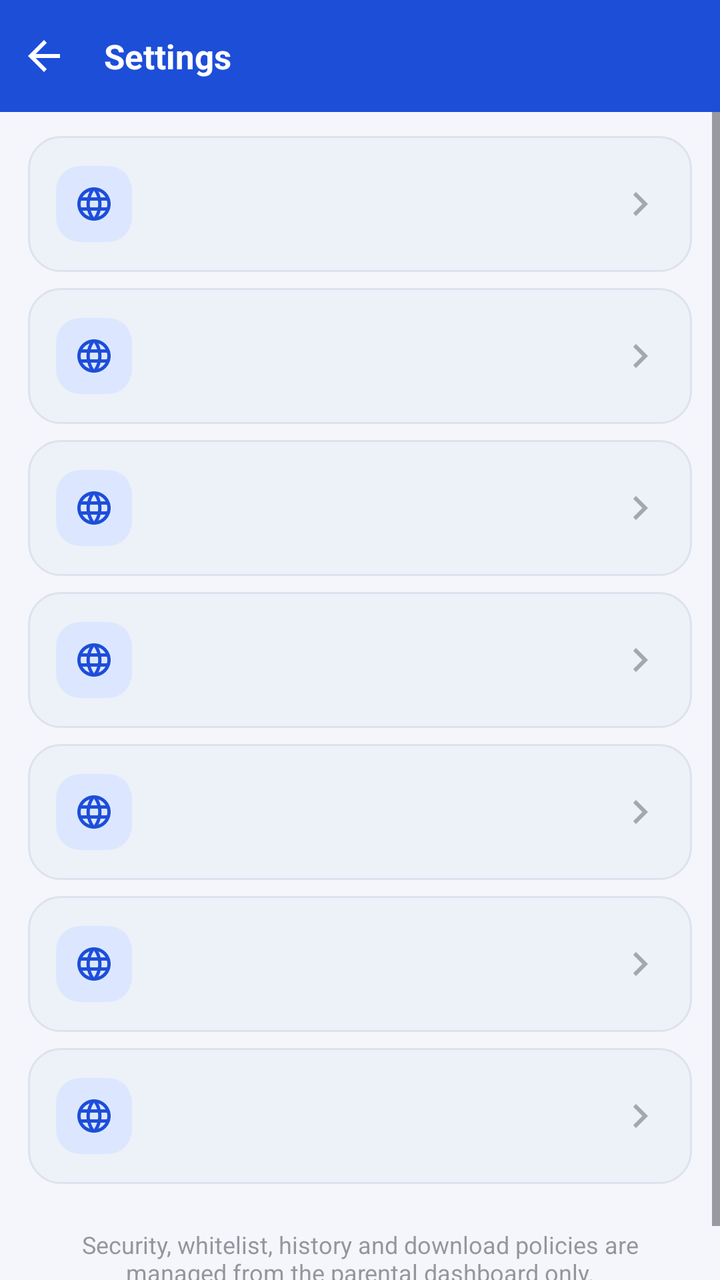
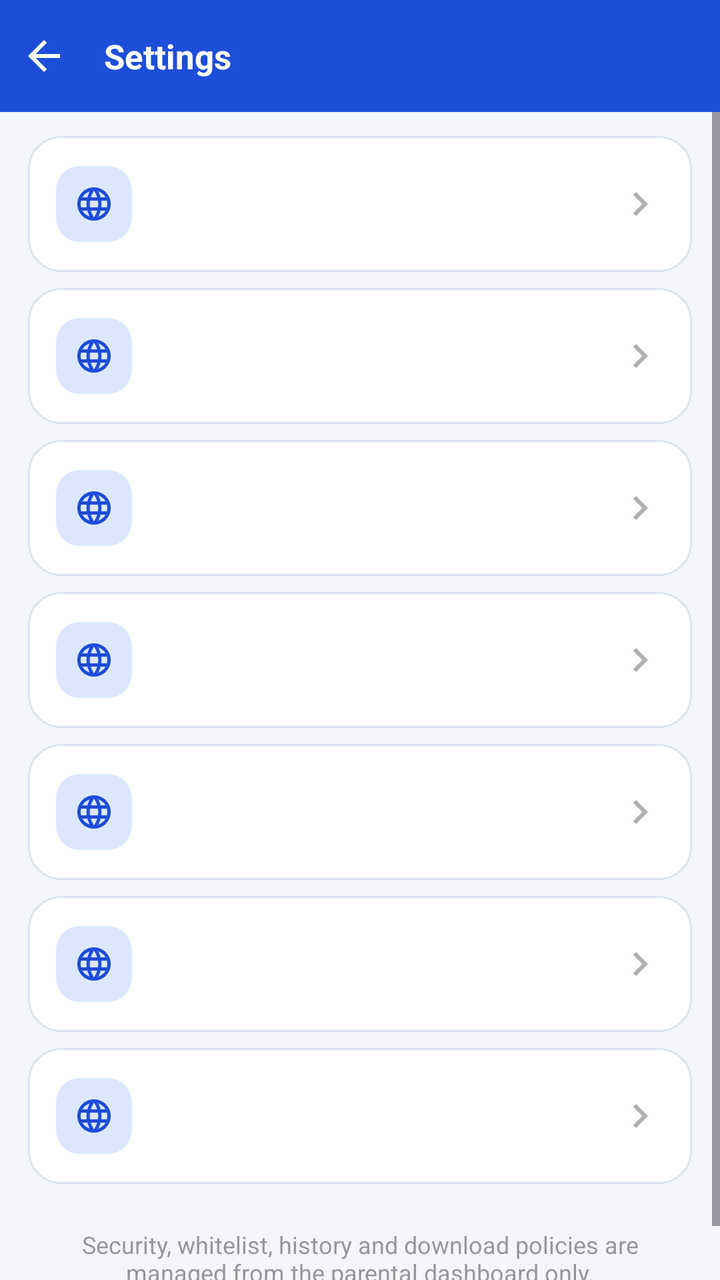

Screens rendered from an Android XML layout before and after an edit, with the pre-edit source and the edit as a unified diff.
<!-- AndroidManifest.xml: application theme Theme.SecureBrowser -->
<!-- res/layout/activity_settings.xml -->
<?xml version="1.0" encoding="utf-8"?>
<LinearLayout xmlns:android="http://schemas.android.com/apk/res/android"
    android:layout_width="match_parent"
    android:layout_height="match_parent"
    android:background="?android:attr/colorBackground"
    android:orientation="vertical">

    <LinearLayout
        android:layout_width="match_parent"
        android:layout_height="56dp"
        android:background="?attr/colorPrimary"
        android:gravity="center_vertical"
        android:orientation="horizontal">

        <ImageButton
            android:id="@+id/btnToolbarBack"
            android:layout_width="44dp"
            android:layout_height="44dp"
            android:background="?attr/selectableItemBackgroundBorderless"
            android:contentDescription="@string/cd_back"
            android:src="@drawable/ic_back"
            android:tint="@color/browserBarForeground" />

        <TextView
            android:layout_width="0dp"
            android:layout_height="wrap_content"
            android:layout_marginStart="8dp"
            android:layout_weight="1"
            android:ellipsize="end"
            android:maxLines="1"
            android:text="@string/settings_title"
            android:textColor="@color/browserBarForeground"
            android:textSize="17sp"
            android:textStyle="bold" />
    </LinearLayout>

    <ScrollView
        android:layout_width="match_parent"
        android:layout_height="match_parent">

        <LinearLayout
            android:layout_width="match_parent"
            android:layout_height="wrap_content"
            android:orientation="vertical"
            android:paddingBottom="24dp">

            <LinearLayout
                android:layout_width="match_parent"
                android:layout_height="wrap_content"
                android:orientation="vertical"
                android:paddingHorizontal="2dp"
                android:paddingTop="8dp">

                <include
                    android:id="@+id/cardTheme"
                    layout="@layout/row_action_card" />

                <include
                    android:id="@+id/cardLanguage"
                    layout="@layout/row_action_card" />

                <include
                    android:id="@+id/cardSearchEngine"
                    layout="@layout/row_action_card" />

                <include
                    android:id="@+id/cardBlockSearchEngine"
                    layout="@layout/row_action_card" />

                <include
                    android:id="@+id/cardHomepage"
                    layout="@layout/row_action_card" />

                <include
                    android:id="@+id/cardZoom"
                    layout="@layout/row_action_card" />

                <include
                    android:id="@+id/cardAppUpdate"
                    layout="@layout/row_action_card" />
            </LinearLayout>

            <TextView
                android:id="@+id/settingsNote"
                android:layout_width="match_parent"
                android:layout_height="wrap_content"
                android:layout_marginTop="18dp"
                android:alpha="0.55"
                android:gravity="center"
                android:paddingHorizontal="22dp"
                android:text="@string/settings_note"
                android:textSize="12sp" />
        </LinearLayout>
    </ScrollView>
</LinearLayout>
<!-- res/layout/row_action_card.xml (included above) -->
<?xml version="1.0" encoding="utf-8"?>
<LinearLayout xmlns:android="http://schemas.android.com/apk/res/android"
    android:layout_width="match_parent"
    android:layout_height="wrap_content"
    android:layout_marginHorizontal="12dp"
    android:layout_marginVertical="4dp"
    android:background="@drawable/bg_section_card"
    android:clickable="true"
    android:focusable="true"
    android:foreground="?attr/selectableItemBackground"
    android:gravity="center_vertical"
    android:minHeight="68dp"
    android:orientation="horizontal"
    android:paddingHorizontal="14dp"
    android:paddingVertical="12dp">

    
    <FrameLayout
        android:layout_width="38dp"
        android:layout_height="38dp"
        android:background="@drawable/bg_icon_badge">

        <ImageView
            android:id="@+id/cardIcon"
            android:layout_width="20dp"
            android:layout_height="20dp"
            android:layout_gravity="center"
            android:importantForAccessibility="no"
            android:src="@drawable/ic_globe"
            android:tint="?attr/colorPrimary" />
    </FrameLayout>

    
    <LinearLayout
        android:layout_width="0dp"
        android:layout_height="wrap_content"
        android:layout_marginStart="14dp"
        android:layout_weight="1"
        android:orientation="vertical">

        <TextView
            android:id="@+id/cardTitle"
            android:layout_width="match_parent"
            android:layout_height="wrap_content"
            android:ellipsize="end"
            android:maxLines="2"
            android:textColor="?attr/colorOnBackground"
            android:textSize="15sp"
            android:textStyle="bold" />

        <TextView
            android:id="@+id/cardValue"
            android:layout_width="match_parent"
            android:layout_height="wrap_content"
            android:layout_marginTop="2dp"
            android:alpha="0.68"
            android:ellipsize="end"
            android:maxLines="2"
            android:textColor="?attr/colorOnBackground"
            android:textSize="12sp" />
    </LinearLayout>

    
    <ImageView
        android:layout_width="24dp"
        android:layout_height="24dp"
        android:alpha="0.35"
        android:importantForAccessibility="no"
        android:src="@drawable/ic_chevron_forward"
        android:tint="?attr/colorOnBackground" />
</LinearLayout>
<!-- resources referenced by this layout -->
<resources>
  <color name="browserBarForeground">#FFFFFF</color>
  <!-- drawable bg_section_card (drawable) -->
  <?xml version="1.0" encoding="utf-8"?>
  <shape xmlns:android="http://schemas.android.com/apk/res/android"
      android:shape="rectangle">
      <corners android:radius="16dp" />
      <solid android:color="?attr/colorSurfaceVariant" />
      <stroke
          android:width="1dp"
          android:color="?attr/colorOutlineVariant" />
  </shape>
  <string name="cd_back">Back</string>
  <string name="settings_title">Settings</string>
  <style name="Theme.SecureBrowser" parent="Theme.Material3.DayNight.NoActionBar">
          
          <item name="colorPrimary">@color/colorPrimary</item>
          <item name="colorOnPrimary">@color/colorOnPrimary</item>
          <item name="colorPrimaryContainer">@color/colorPrimaryContainer</item>
          <item name="colorOnPrimaryContainer">@color/colorOnPrimaryContainer</item>
          <item name="colorSecondary">@color/colorSecondary</item>
          <item name="colorOnSecondary">@color/colorOnSecondary</item>
          <item name="colorSecondaryContainer">@color/colorSecondaryContainer</item>
          <item name="colorOnSecondaryContainer">@color/colorOnSecondaryContainer</item>
          <item name="colorError">@color/colorError</item>
          <item name="colorOnError">@color/colorOnError</item>
          <item name="colorErrorContainer">@color/colorErrorContainer</item>
          <item name="colorOnErrorContainer">@color/onErrorContainer</item>
  
          
          <item name="android:colorBackground">@color/background</item>
          <item name="colorOnBackground">@color/onBackground</item>
          <item name="colorSurface">@color/surface</item>
          <item name="colorOnSurface">@color/onSurface</item>
          <item name="colorSurfaceVariant">@color/surfaceVariant</item>
          <item name="colorOnSurfaceVariant">@color/onSurfaceVariant</item>
          <item name="colorOutline">@color/outline</item>
          <item name="colorOutlineVariant">@color/outlineVariant</item>
  
          
          <item name="android:statusBarColor">@color/colorPrimary</item>
          <item name="android:windowLightStatusBar">false</item>
          <item name="android:navigationBarColor">@color/background</item>
  
          
          <item name="materialButtonStyle">@style/Widget.SecureBrowser.Button.Primary</item>
          <item name="materialButtonOutlinedStyle">@style/Widget.SecureBrowser.Button.Outlined</item>
          <item name="textInputStyle">@style/Widget.SecureBrowser.TextInputLayout</item>
          <item name="chipStyle">@style/Widget.SecureBrowser.Chip.Filter</item>
          <item name="materialAlertDialogTheme">@style/ThemeOverlay.SecureBrowser.MaterialAlertDialog</item>
          <item name="bottomSheetDialogTheme">@style/ThemeOverlay.SecureBrowser.BottomSheetDialog</item>
      </style>
  <color name="colorPrimary">#1D4ED8</color>
  <color name="colorOnPrimary">#FFFFFF</color>
  <color name="colorSecondary">#0E7490</color>
  <color name="colorOnSecondary">#FFFFFF</color>
  <color name="colorError">#B3261E</color>
  <color name="colorOnError">#FFFFFF</color>
  <color name="colorErrorContainer">#F9DEDC</color>
  <color name="onErrorContainer">#410E0B</color>
  <color name="background">#F4F6FB</color>
  <color name="onBackground">#1A1D24</color>
  <color name="surface">#FFFFFF</color>
  <color name="onSurface">#1A1D24</color>
  <color name="surfaceVariant">#EDF1F8</color>
  <color name="onSurfaceVariant">#495264</color>
  <color name="outline">#94A3B8</color>
  <color name="outlineVariant">#DCE3EE</color>
  <!-- unchanged entries left out for length: 19 -->
</resources>

<!-- the commit's change to res/layout/activity_settings.xml (unified diff, before → after) -->
@@ -14,9 +14,7 @@
 
         <ImageButton
             android:id="@+id/btnToolbarBack"
-            android:layout_width="44dp"
-            android:layout_height="44dp"
-            android:background="?attr/selectableItemBackgroundBorderless"
+            style="@style/Widget.SecureBrowser.IconButton.Toolbar"
             android:contentDescription="@string/cd_back"
             android:src="@drawable/ic_back"
             android:tint="@color/browserBarForeground" />
<!-- resource entries referenced after the edit -->
@@ -6,14 +6,22 @@
   <shape xmlns:android="http://schemas.android.com/apk/res/android"
       android:shape="rectangle">
       <corners android:radius="16dp" />
-      <solid android:color="?attr/colorSurfaceVariant" />
+      <solid android:color="?attr/colorSurface" />
       <stroke
           android:width="1dp"
           android:color="?attr/colorOutlineVariant" />
   </shape>
   <string name="cd_back">Back</string>
   <string name="settings_title">Settings</string>
-  <style name="Theme.SecureBrowser" parent="Theme.Material3.DayNight.NoActionBar">
+  <style name="Widget.SecureBrowser.IconButton.Toolbar" parent="">
+          <item name="android:layout_width">44dp</item>
+          <item name="android:layout_height">44dp</item>
+          <item name="android:background">?attr/selectableItemBackgroundBorderless</item>
+          <item name="android:scaleType">centerInside</item>
+          <item name="android:padding">10dp</item>
+      </style>
+  <style name="Theme.SecureBrowser" parent="Base.Theme.SecureBrowser" />
+  <style name="Base.Theme.SecureBrowser" parent="Theme.Material3.DayNight.NoActionBar">
           
           <item name="colorPrimary">@color/colorPrimary</item>
           <item name="colorOnPrimary">@color/colorOnPrimary</item>
